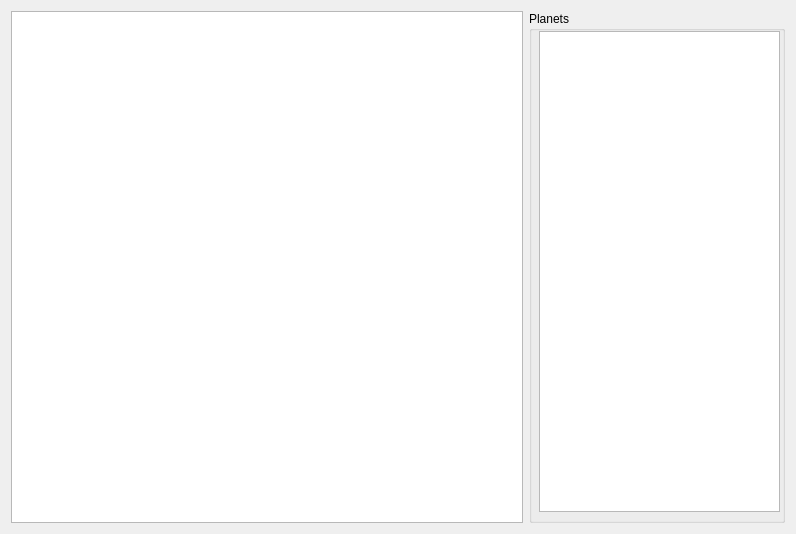
The window that GalaxyGame/Student/mapwindow.ui (ado130/GalaxyGame) describes before a commit, drawn with Qt 5.
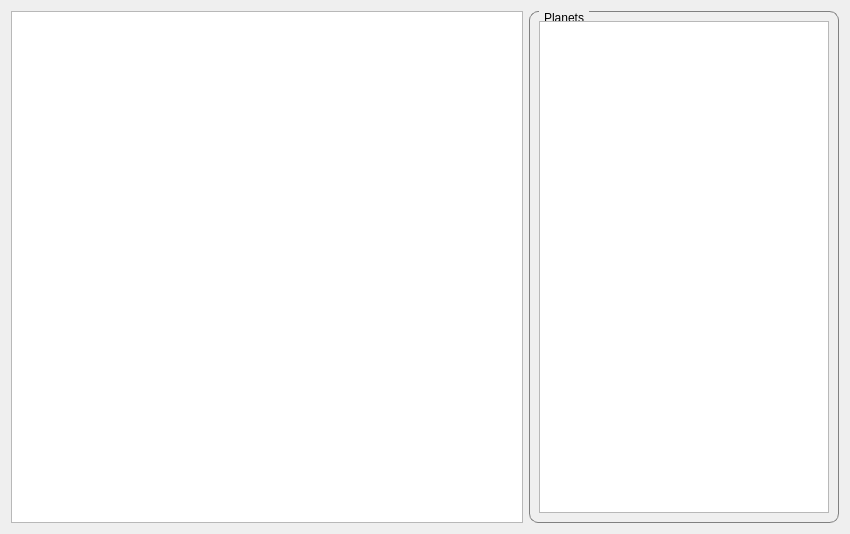
The same window after the commit.

The edit to the form file:
```diff
--- a/GalaxyGame/Student/mapwindow.ui
+++ b/GalaxyGame/Student/mapwindow.ui
@@ -6,7 +6,7 @@
    <rect>
     <x>0</x>
     <y>0</y>
-    <width>792</width>
+    <width>850</width>
     <height>530</height>
    </rect>
   </property>
@@ -32,22 +32,31 @@
        <height>0</height>
       </size>
      </property>
+     <property name="styleSheet">
+      <string notr="true">QGroupBox {
+    border: 1px solid gray;
+    border-radius: 9px;
+    margin-top: 0.5em;
+}
+
+QGroupBox::title {
+    subcontrol-origin: margin;
+    left: 10px;
+    padding: 0 3px 0 3px;
+}</string>
+     </property>
      <property name="title">
       <string>Planets</string>
      </property>
+     <layout class="QGridLayout" name="gridLayout_2">
+      <item row="0" column="0">
      <widget class="QPlainTextEdit" name="ptPlanets">
-      <property name="geometry">
-       <rect>
-        <x>10</x>
-        <y>20</y>
-        <width>241</width>
-        <height>481</height>
-       </rect>
-      </property>
       <property name="readOnly">
        <bool>true</bool>
       </property>
      </widget>
+      </item>
+     </layout>
     </widget>
    </item>
   </layout>
```
Lines whose indentation alone changed are shown as unchanged.
